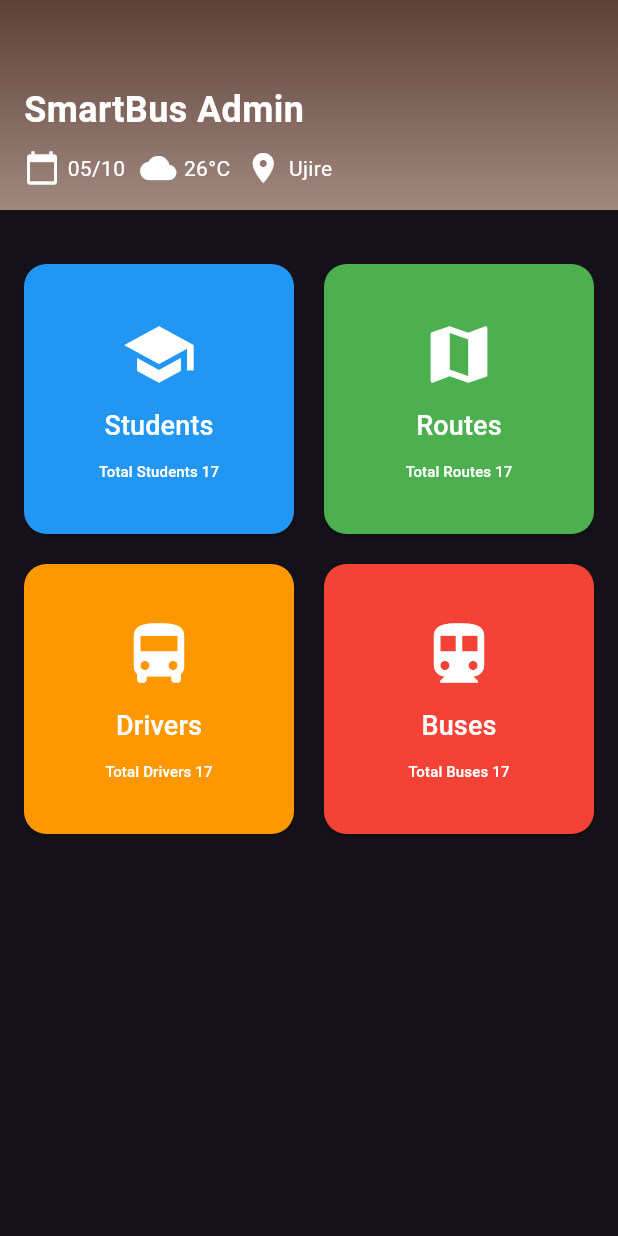
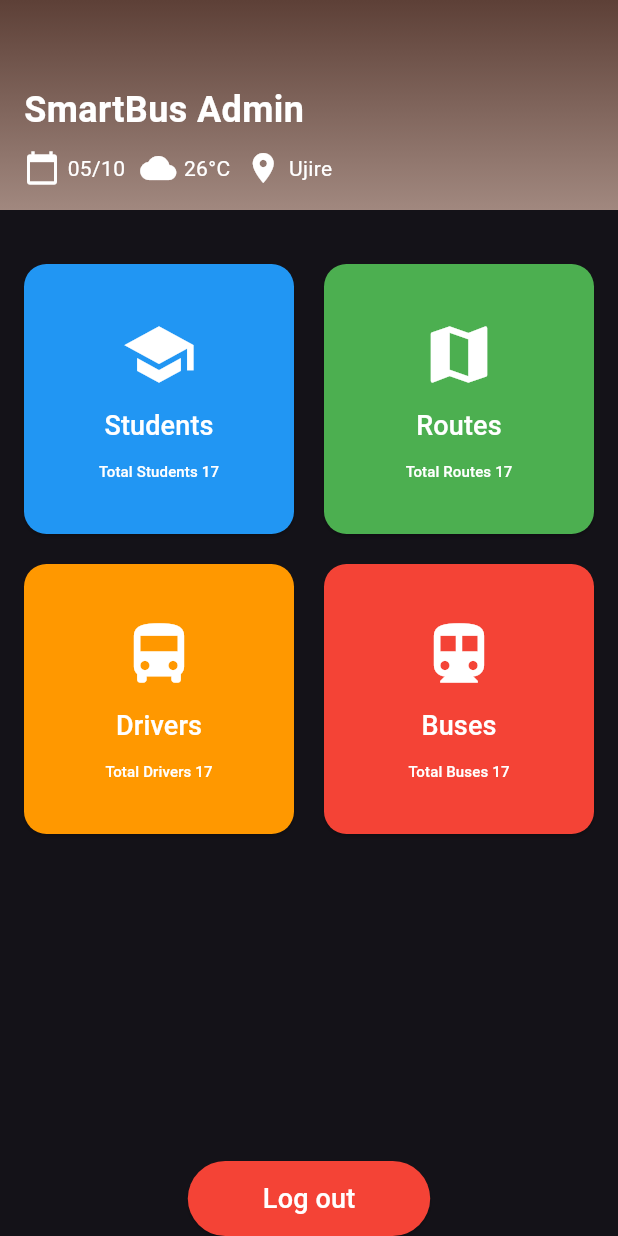
Before and after one commit to charankulal/Bus-Tracker, a Flutter app: the AdminHomeScreen screen opened directly, on a phone screen of 412 x 824 dp. Run offline on Flutter 3.47's test engine with Material 3 defaults, Android fonts, the phone set to English and light mode, and no system bars; our stand-ins replace cloud_firestore, firebase_core; accounts and stored records are empty.

Commit message:
Completed Admin Login and Logout Functionality. Added Error Handling and Validations.

```diff
--- a/lib/pages/admin/home_page.dart
+++ b/lib/pages/admin/home_page.dart
@@ -2,6 +2,7 @@ import 'package:bus_tracking_app/pages/admin/buses/home_page.dart';
 import 'package:bus_tracking_app/pages/admin/drivers/home_page.dart';
 import 'package:bus_tracking_app/pages/admin/routes/home_page.dart';
 import 'package:bus_tracking_app/pages/admin/students/home_page.dart';
+import 'package:bus_tracking_app/pages/login_page.dart';
 import 'package:flutter/material.dart';
 
 class AdminHomeScreen extends StatelessWidget {
@@ -74,7 +75,23 @@ class AdminHomeScreen extends StatelessWidget {
               ],
             ),
           ),
-
+          SizedBox(height: 10),
+          ElevatedButton(
+            style: ElevatedButton.styleFrom(
+              backgroundColor: Colors.red,
+              padding: EdgeInsets.symmetric(vertical: 12, horizontal: 50),
+            ),
+            onPressed: (){
+              Navigator.pushReplacement(
+                context,
+                MaterialPageRoute(builder: (context) => LoginScreen()),
+              );
+            },
+            child: Text(
+              "Log out",
+              style: TextStyle(fontSize: 18, color: Colors.white),
+            ),
+          ),
         ],
       ),
     );
```
Also changed, not shown: lib/pages/login_page.dart (+48 -7 lines), lib/services/login/admin_login.dart (+19 -0 lines).
